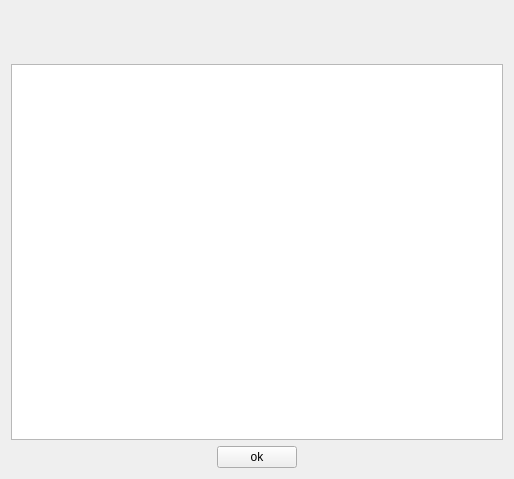
AlexRain/BRSystem, file MainApp/src/AboutView.ui: the form before one commit.
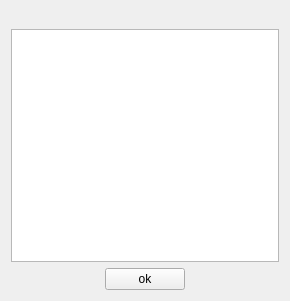
The form after the commit.

The edit to the form file:
```diff
--- a/MainApp/src/AboutView.ui
+++ b/MainApp/src/AboutView.ui
@@ -6,8 +6,8 @@
    <rect>
     <x>0</x>
     <y>0</y>
-    <width>514</width>
-    <height>479</height>
+    <width>290</width>
+    <height>301</height>
    </rect>
   </property>
   <property name="windowTitle">
@@ -15,7 +15,7 @@
   </property>
   <layout class="QVBoxLayout" name="verticalLayout">
    <property name="topMargin">
-    <number>44</number>
+    <number>9</number>
    </property>
    <item alignment="Qt::AlignHCenter">
     <widget class="QLabel" name="label_logo">
```
